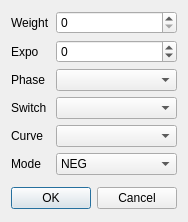
roberto1903/companion9x, file src/expodialog.ui: the form before one commit.
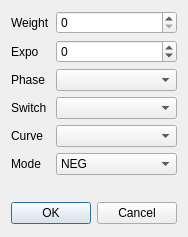
The form after the commit. Icons and pictures are not drawn.

Commit message: Test for fixing expodialog bug on mac..

The edit to the form file:
```diff
--- a/src/expodialog.ui
+++ b/src/expodialog.ui
@@ -6,14 +6,20 @@
    <rect>
     <x>0</x>
     <y>0</y>
-    <width>164</width>
-    <height>222</height>
+    <width>178</width>
+    <height>237</height>
    </rect>
   </property>
+  <property name="sizePolicy">
+   <sizepolicy hsizetype="Preferred" vsizetype="MinimumExpanding">
+    <horstretch>0</horstretch>
+    <verstretch>0</verstretch>
+   </sizepolicy>
+  </property>
   <property name="minimumSize">
    <size>
     <width>0</width>
-    <height>222</height>
+    <height>0</height>
    </size>
   </property>
   <property name="windowTitle">
```
